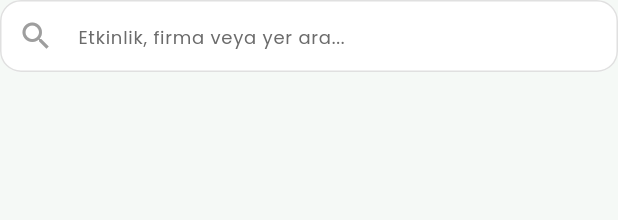
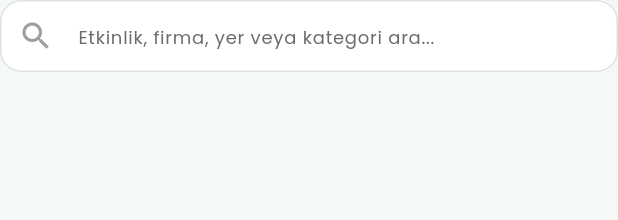
Before and after one commit to pagedownq/Seydirehber, a Flutter app: the _HomeSearchField widget shown alone on an empty page, opened directly, on a phone screen of 412 x 824 dp. Shown: the top 220 px of the screen. Run offline on Flutter 3.47's test engine with Material 3 defaults, Android fonts, the phone set to English and light mode, and no system bars; our stand-ins replace cached_network_image, cloud_firestore, firebase_auth, firebase_core, flutter_map, flutter_riverpod and 15 more; missing offline and left inert: flutter_map_cancellable_tile_provider, in_app_update, xml2json; accounts and stored records are empty; project files that could hold a hidden picture were left out.

Commit message:
arama kategori

```diff
--- a/seydirehberim/lib/features/home/screens/home_screen.dart
+++ b/seydirehberim/lib/features/home/screens/home_screen.dart
@@ -123,7 +123,7 @@ class _HomeScreenState extends ConsumerState<HomeScreen> {
                           color: AppColors.textLight, size: 20),
                       const SizedBox(width: 8),
                       Text(
-                        'Etkinlik, firma veya yer ara...',
+                        'Etkinlik, firma, yer veya kategori ara...',
                         style: AppTextStyles.bodySmall
                             .copyWith(color: AppColors.textLight),
                       ),
@@ -412,7 +412,7 @@ class _HomeSearchFieldState extends State<_HomeSearchField> {
         }
       },
       decoration: InputDecoration(
-        hintText: 'Etkinlik, firma veya yer ara...',
+        hintText: 'Etkinlik, firma, yer veya kategori ara...',
         hintStyle: AppTextStyles.bodySmall,
         prefixIcon: const Icon(Icons.search, color: AppColors.textLight),
         suffixIcon: _showClear
--- a/seydirehberim/pubspec.yaml
+++ b/seydirehberim/pubspec.yaml
@@ -1,7 +1,7 @@
 name: seydirehberim
 description: "Seydi Rehber - Seydişehir Rehber Uygulaması"
 publish_to: 'none'
-version: 1.0.0+1
+version: 1.0.0+2
 
 environment:
   sdk: ^3.10.8
@@ -52,6 +52,8 @@ dependencies:
   intl: ^0.20.2
   package_info_plus: any
   in_app_update: ^4.2.5
+  animations: ^2.1.2
+  like_button: ^2.1.0
 
 dev_dependencies:
   flutter_test:
```
Also changed, not shown: seydirehberim/lib/features/search/screens/search_screen.dart (+20 -3 lines), seydirehberim/pubspec.lock.
